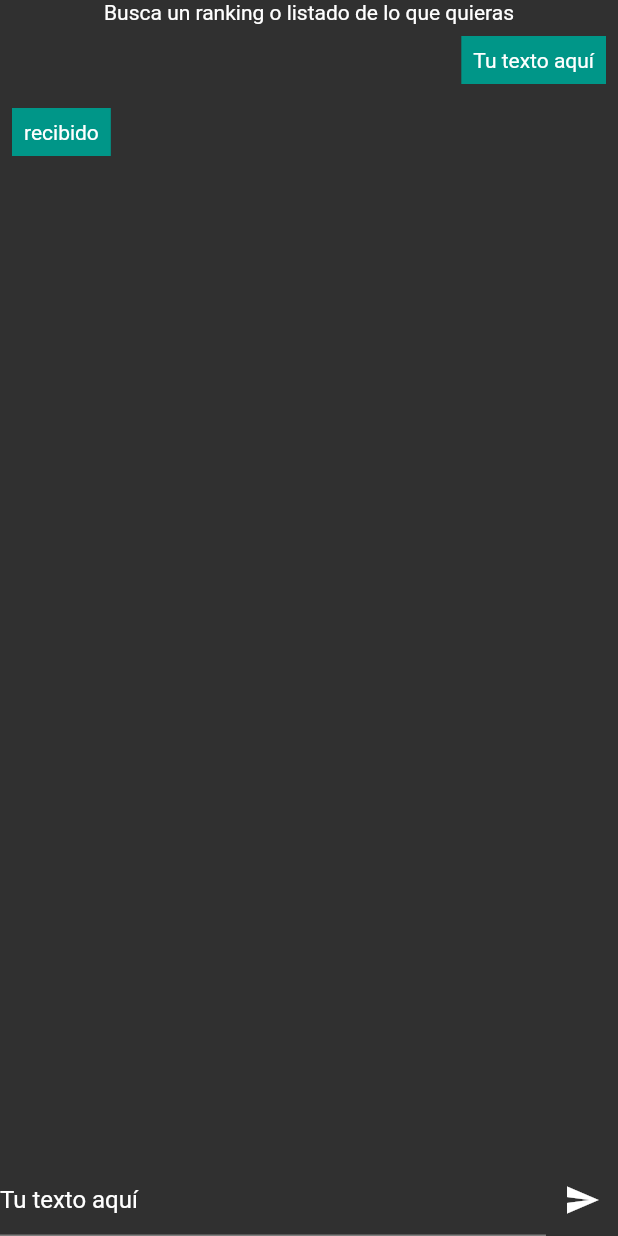
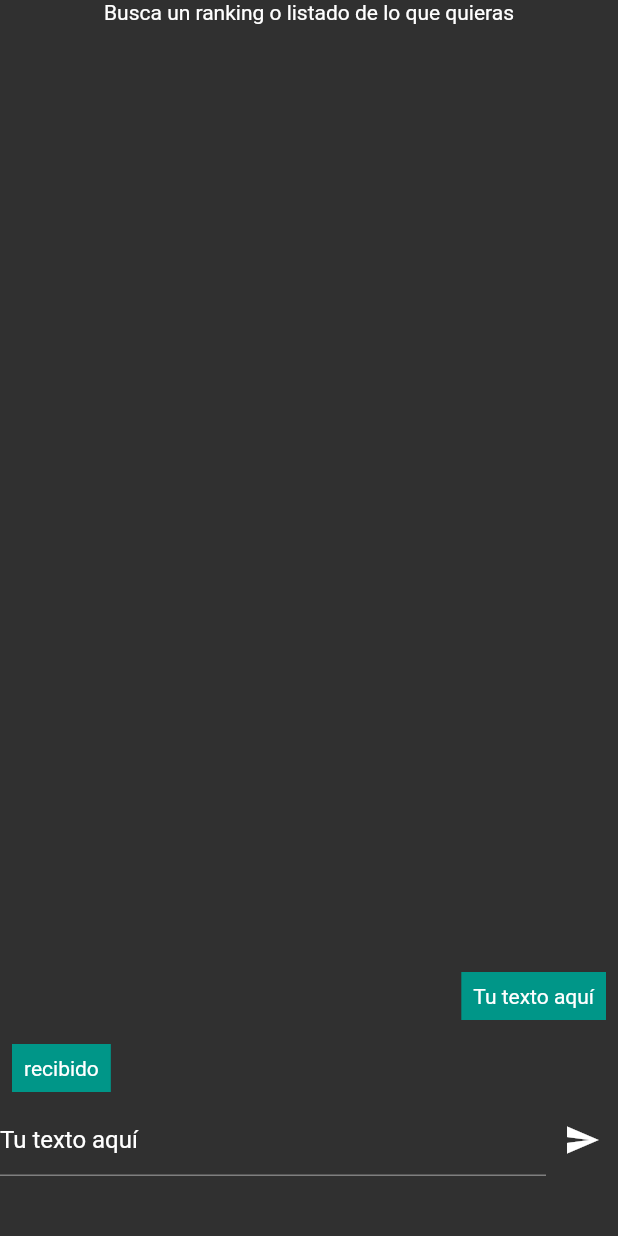
Before and after one commit to qiqetes/ListingApplication, a Flutter app: the screen it shows after launch, after a tap on the "send" icon, on a phone screen of 412 x 824 dp. Run offline on Flutter 3.47's test engine with Material 2 defaults, Android fonts, the phone set to English and light mode, and no system bars; our stand-ins replace flutter_bloc.

Commit message:
disable button when loading + scroll

```diff
--- a/lib/pages/home/home_page.dart
+++ b/lib/pages/home/home_page.dart
@@ -17,6 +17,10 @@ class _HomePageState extends State<HomePage> {
   final TextEditingController _controller =
       TextEditingController(text: "Tu texto aquí");
 
+  void onPress() {
+    context.read<ChatBloc>().add(ChatEventSend(message: _controller.text));
+  }
+
   @override
   Widget build(BuildContext context) {
     return Scaffold(
@@ -31,13 +35,16 @@ class _HomePageState extends State<HomePage> {
                 mainAxisSize: MainAxisSize.max,
                 children: [
                   Expanded(child: TextField(controller: _controller)),
-                  IconButton(
-                      onPressed: () => context
-                          .read<ChatBloc>()
-                          .add(ChatEventSend(message: _controller.text)),
-                      icon: const Icon(Icons.send))
+                  BlocBuilder<ChatBloc, ChatState>(
+                    builder: (_, state) {
+                      return IconButton(
+                          onPressed: state is ChatStateLoading ? null : onPress,
+                          icon: const Icon(Icons.send));
+                    },
+                  ),
                 ],
               ),
+              const SizedBox(height: 40)
             ],
           ),
         ),
@@ -55,6 +62,7 @@ class ChatUI extends StatelessWidget {
       builder: (context, state) {
         return Expanded(
           child: SingleChildScrollView(
+            reverse: true,
             child: Column(children: [
               ...state.messages
                   .map((message) => ChatMessageUI(chatMessage: message)),
```
